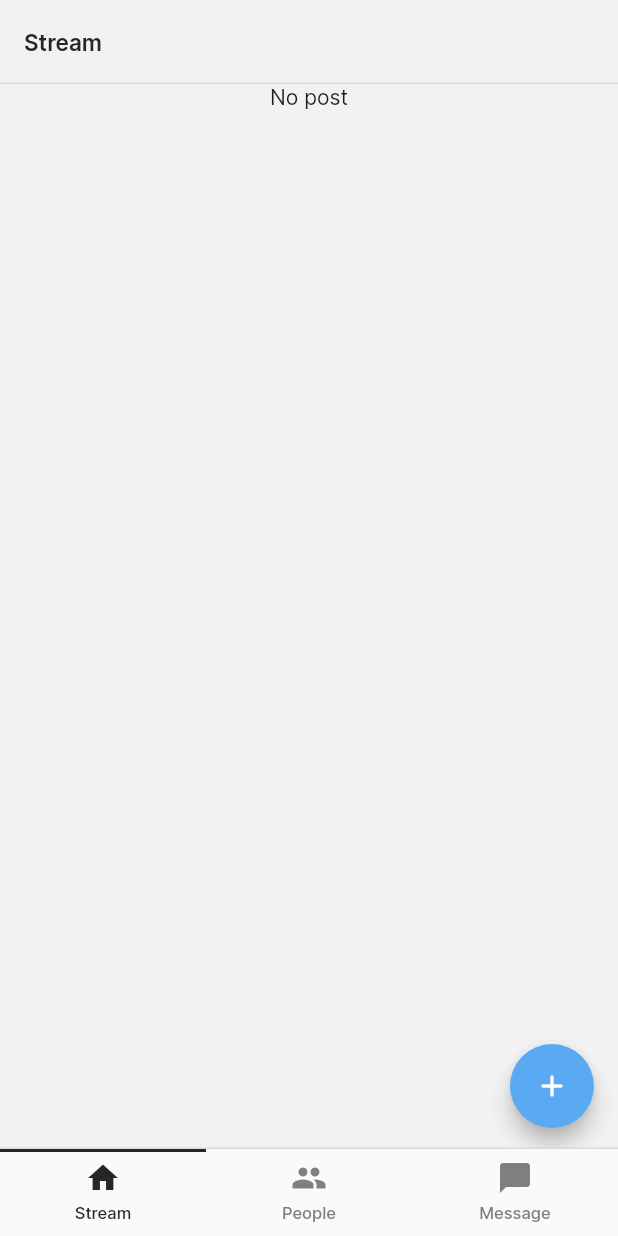
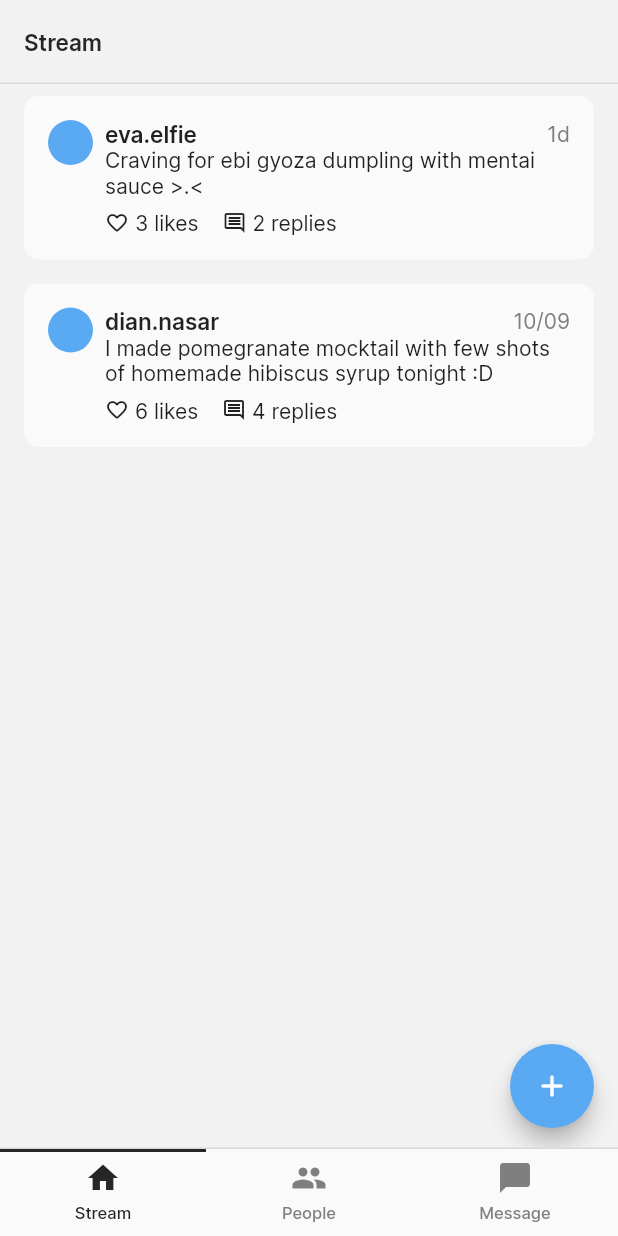
Before and after one commit to cwnuramirah/murai, a Flutter app: the screen it shows after launch, on a phone screen of 412 x 824 dp. Run offline on Flutter 3.47's test engine with Material 2 defaults, Android fonts, the phone set to English and light mode, and no system bars; our stand-ins replace bloc, equatable, flutter_bloc.

Commit message:
feat(ui): add Timestamp helper

```diff
--- a/frontend/lib/bloc/post_bloc.dart
+++ b/frontend/lib/bloc/post_bloc.dart
@@ -43,22 +43,24 @@ class PostBloc extends Bloc<PostEvent, PostState> {
 }
 
 List<Post> _initList = [
-  // const Post(
-  //   username: 'dian.nasar',
-  //   userId: 'dnn1309x',
-  //   timestamp: '2024-09-14T13:24:55 +08:00',
-  //   postId: '156546',
-  //   postContent:
-  //       "Good evening Murai! I made pomegranate mocktail with few shots of homemade hibiscus syrup tonight :D",
-  //   replyCount: 4,
-  // ),
-  // const Post(
-  //   username: 'eva.elfie',
-  //   userId: 'evv1257w',
-  //   timestamp: '2024-09-14T15:54:12 +08:00',
-  //   postContent:
-  //       "Mood right now: craving for ebi gyoza dumpling with mentai sauce >.<",
-  //   postId: '156548',
-  //   replyCount: 2,
-  // ),
+  const Post(
+    username: 'dian.nasar',
+    userId: 'dnn1309x',
+    timestamp: '2024-09-10T20:09:22.060068Z',
+    postId: '156546',
+    postContent:
+        "I made pomegranate mocktail with few shots of homemade hibiscus syrup tonight :D",
+    replyCount: 4,
+    likedBy: {'dian.nasar', 'eva.elfie', 'talha.taufiq', 'sharil.sirhan', 'pingu', 'pucca'}
+  ),
+  const Post(
+    username: 'eva.elfie',
+    userId: 'evv1257w',
+    timestamp: '2024-09-19T11:09:22.060068Z',
+    postContent:
+        "Craving for ebi gyoza dumpling with mentai sauce >.<",
+    postId: '156548',
+    replyCount: 2,
+    likedBy: {'dian.nasar', 'eva.elfie', 'talha.taufiq'}
+  ),
 ];
--- a/frontend/lib/ui/pages/stream/post_card_header.dart
+++ b/frontend/lib/ui/pages/stream/post_card_header.dart
@@ -1,5 +1,6 @@
 import 'package:flutter/material.dart';
 import 'package:frontend/theme.dart';
+import 'package:frontend/utils/timestamp.dart';
 
 class PostCardHeader extends StatelessWidget {
   const PostCardHeader({
@@ -23,7 +24,7 @@ class PostCardHeader extends StatelessWidget {
         ),
         Spacing.horizontal.sm,
         Text(
-          timestamp,
+          Timestamp.timeAgo(timestamp),
           style: const TextStyle(color: StyledColor.greyDark),
         ),
       ],
--- /dev/null
+++ b/frontend/lib/utils/timestamp.dart
@@ -0,0 +1,30 @@
+import 'package:intl/intl.dart';
+
+abstract class Timestamp {
+  static String fullTime12H(String timestamp) {
+    DateTime parsedTime = DateTime.parse(timestamp);
+    return DateFormat('hh:mm aa • yyyy/MM/dd').format(parsedTime);
+  }
+
+  static String timeAgo(String timestamp) {
+    DateTime postTime = DateTime.parse(timestamp);
+
+    DateTime now = DateTime.now().toUtc();
+
+    Duration difference = now.difference(postTime);
+
+    if (difference.inSeconds < 60) {
+      return '${difference.inSeconds}s';
+    } else if (difference.inMinutes < 60) {
+      return '${difference.inMinutes}m';
+    } else if (difference.inHours < 24) {
+      return '${difference.inHours}h';
+    } else if (difference.inDays < 7) {
+      return '${difference.inDays}d';
+    } else if (difference.inDays < 365) {
+      return DateFormat('d/MM').format(postTime);
+    } else {
+      return DateFormat('d/MM/yyyy').format(postTime);
+    }
+  }
+}
--- a/frontend/pubspec.yaml
+++ b/frontend/pubspec.yaml
@@ -39,6 +39,7 @@ dependencies:
   bloc: ^8.1.4
   flutter_bloc: ^8.1.6
   equatable: ^2.0.5
+  intl: ^0.19.0
 
 dev_dependencies:
   flutter_test:
```
Also changed, not shown: frontend/lib/ui/pages/new_post/new_post_page.dart (+9 -18 lines), frontend/lib/ui/pages/view_post/comment_list.dart (+6 -6 lines), frontend/lib/ui/pages/view_post/comment_tile.dart (+5 -7 lines), frontend/lib/ui/pages/view_post/view_post_page.dart (+14 -6 lines), frontend/pubspec.lock.
